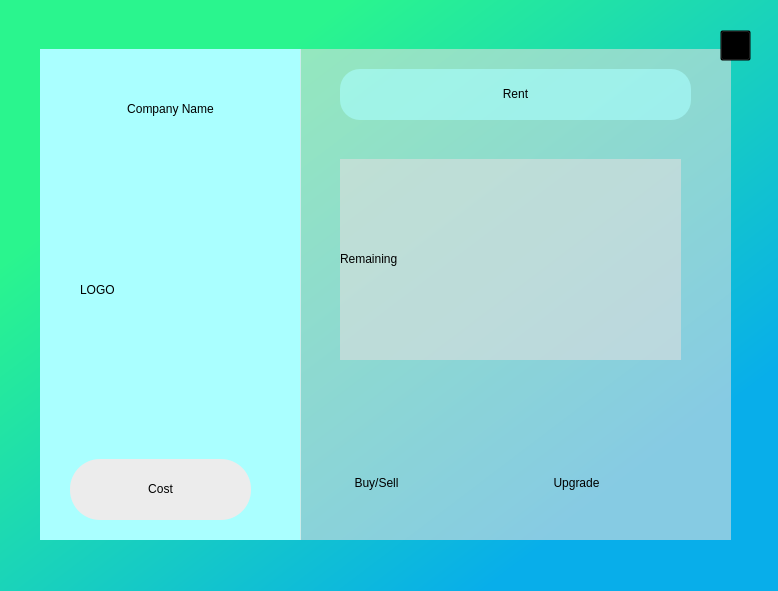
SivagiriVisakan/the-business-game, file UI/token.ui: the form before one commit.
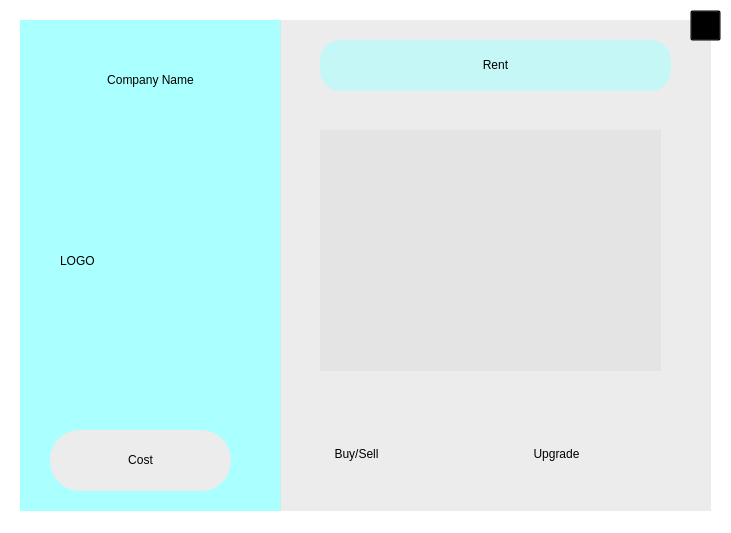
The form after the commit. Icons and pictures are not drawn.

```diff
--- a/UI/token.ui
+++ b/UI/token.ui
@@ -6,8 +6,8 @@
    <rect>
     <x>0</x>
     <y>0</y>
-    <width>778</width>
-    <height>591</height>
+    <width>731</width>
+    <height>533</height>
    </rect>
   </property>
   <property name="focusPolicy">
@@ -20,13 +20,16 @@
    <string notr="true">
 background-color: qlineargradient(spread:pad, x1:1, y1:1, x2:0, y2:0, stop:0.189055 rgba(8, 174, 234, 255), stop:0.776119 rgba(42, 245, 142, 255));
 
+
+background-color: rgb(255, 255, 255)
+
 </string>
   </property>
   <widget class="QWidget" name="Headwidget" native="true">
    <property name="geometry">
     <rect>
-     <x>40</x>
-     <y>49</y>
+     <x>20</x>
+     <y>20</y>
      <width>261</width>
      <height>491</height>
     </rect>
@@ -102,8 +105,8 @@
   <widget class="QWidget" name="Tailwidget" native="true">
    <property name="geometry">
     <rect>
-     <x>300</x>
-     <y>49</y>
+     <x>280</x>
+     <y>20</y>
      <width>431</width>
      <height>491</height>
     </rect>
@@ -112,7 +115,7 @@
     <enum>Qt::NoContextMenu</enum>
    </property>
    <property name="styleSheet">
-    <string notr="true">background-color: rgba(254, 254, 254, 255);
+    <string notr="true">
 background-color: rgba(222, 222, 222,150);</string>
    </property>
    <widget class="QLabel" name="Rent">
@@ -188,7 +191,7 @@
       <x>40</x>
       <y>110</y>
       <width>341</width>
-      <height>201</height>
+      <height>241</height>
      </rect>
     </property>
     <property name="focusPolicy">
@@ -198,15 +201,15 @@
      <enum>Qt::PreventContextMenu</enum>
     </property>
     <property name="text">
-     <string>Remaining</string>
+     <string/>
     </property>
    </widget>
   </widget>
   <widget class="QPushButton" name="Closebutton">
    <property name="geometry">
     <rect>
-     <x>720</x>
-     <y>30</y>
+     <x>690</x>
+     <y>10</y>
      <width>31</width>
      <height>31</height>
     </rect>
```
